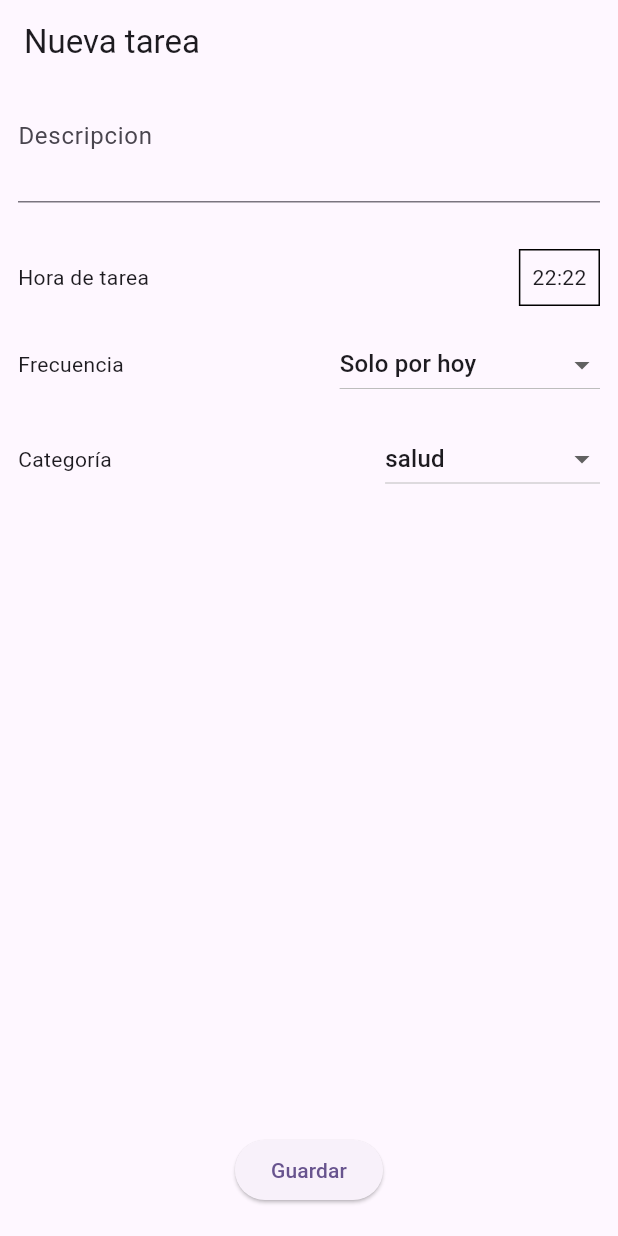
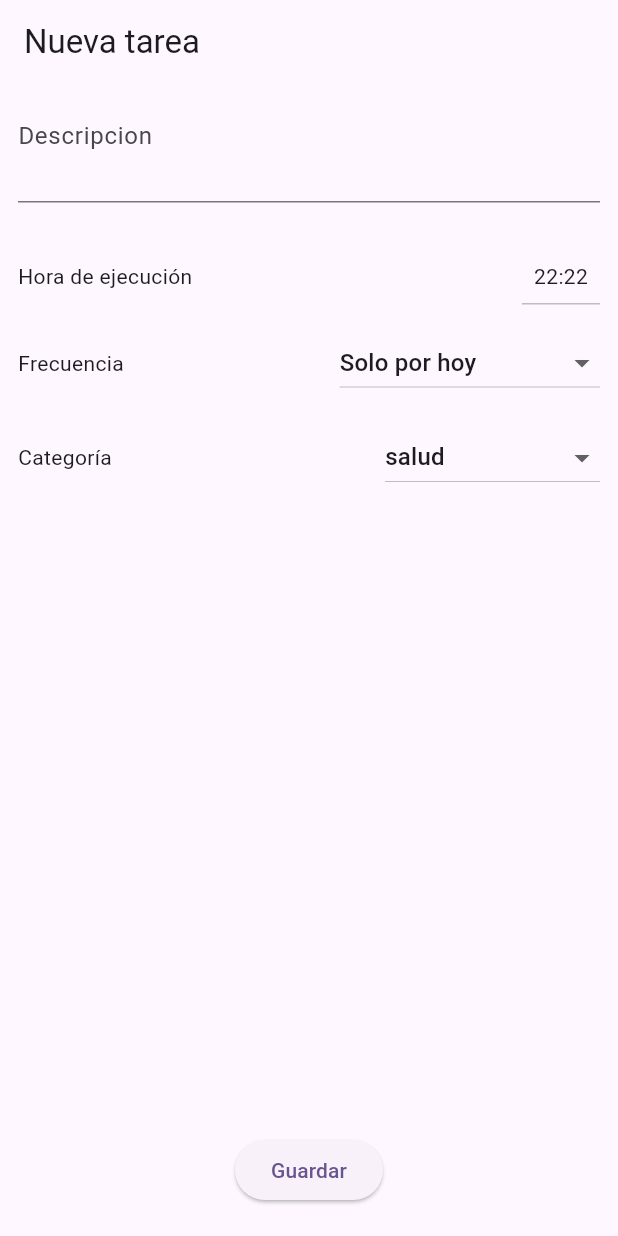
Before and after one commit to jQuera/RealGotchi, a Flutter app: the CreateTaskPage screen opened directly, on a phone screen of 412 x 824 dp. Run offline on Flutter 3.47's test engine with Material 3 defaults, Android fonts, the phone set to English and light mode, and no system bars; our stand-ins replace rxdart; missing offline and left inert: o3d.

Commit message:
cambio texto y borde

```diff
--- a/lib/ui/views/home/widgets/tasks/pages/create_task_page.dart
+++ b/lib/ui/views/home/widgets/tasks/pages/create_task_page.dart
@@ -40,7 +40,7 @@ class CreateTaskPage extends StatelessWidget {
                 Row(
                   mainAxisAlignment: MainAxisAlignment.spaceBetween,
                   children: [
-                    const Text("Hora de tarea"),
+                    const Text("Hora de ejecución"),
                     GestureDetector(
                       onTap: () async {
                         TimeOfDay? selectedTime = await showTimePicker(
@@ -56,7 +56,7 @@ class CreateTaskPage extends StatelessWidget {
                       },
                       child: Container(
                         decoration: BoxDecoration(
-                          border: Border.all(width: 1),
+                          border: Border(bottom: BorderSide(color: Colors.grey.shade400)),
                         ),
                         padding: const EdgeInsets.all(8),
                         child: const Text("22:22"),
```
